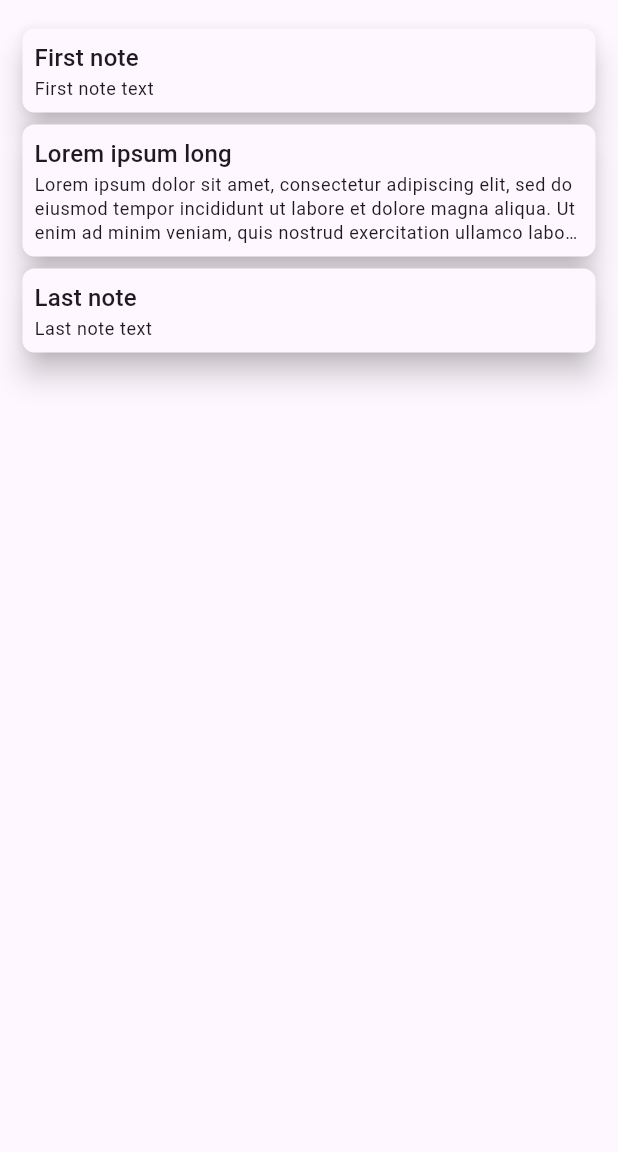
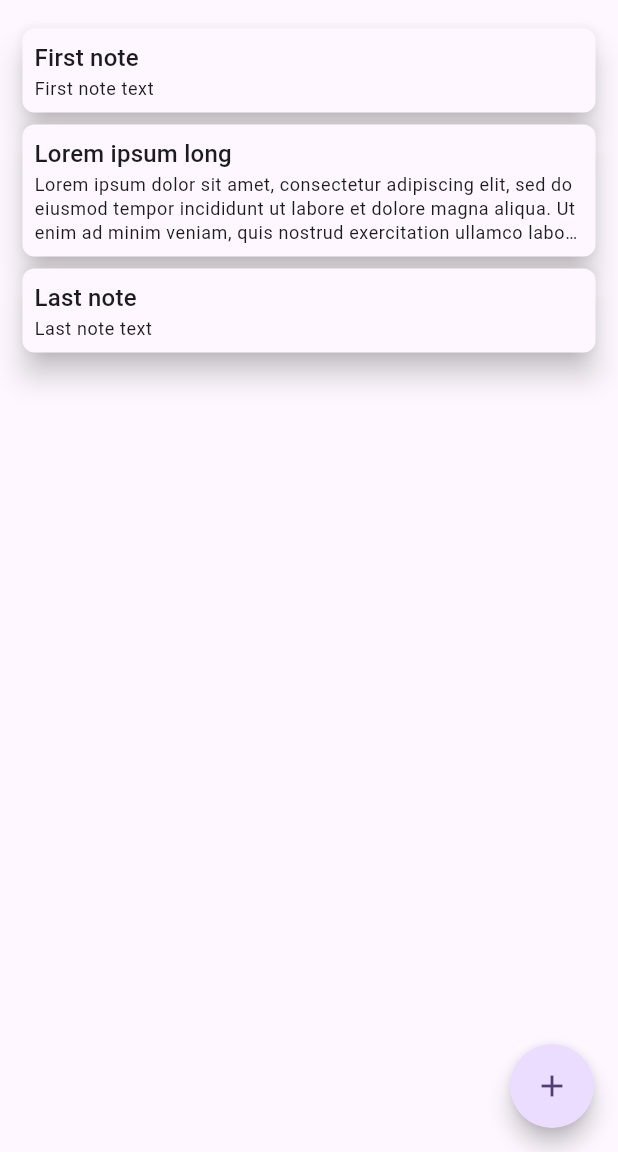
Before and after one commit to Yom3n/Notes_app_programming_sample, a Flutter app: the screen it shows after launch, on a phone screen of 412 x 824 dp, the part 84-1236 px from its top. Run offline on Flutter 3.47's test engine with Material 2 defaults, Android fonts, the phone set to English and light mode, and no system bars; our stand-ins replace bloc, equatable, flutter_bloc.

Commit message:
Added AddNoteFab

```diff
--- a/lib/features/notes/pages/notes_feed_page.dart
+++ b/lib/features/notes/pages/notes_feed_page.dart
@@ -11,6 +11,7 @@ class NotesFeedPage extends StatelessWidget {
   @override
   Widget build(BuildContext context) {
     return Scaffold(
+      floatingActionButton: const AddNoteFab(),
       appBar: AppBar(
         title: Text('Notes', style: Theme.of(context).textTheme.headlineMedium),
       ),
@@ -115,3 +116,17 @@ class NotesErrorBody extends StatelessWidget {
     );
   }
 }
+
+class AddNoteFab extends StatelessWidget {
+  const AddNoteFab({super.key});
+
+  @override
+  Widget build(BuildContext context) {
+    return FloatingActionButton(
+        shape: const CircleBorder(),
+        child: const Icon(Icons.add),
+        onPressed: () {
+          throw UnimplementedError();
+        });
+  }
+}
```
Also changed, not shown: 1 other file.
